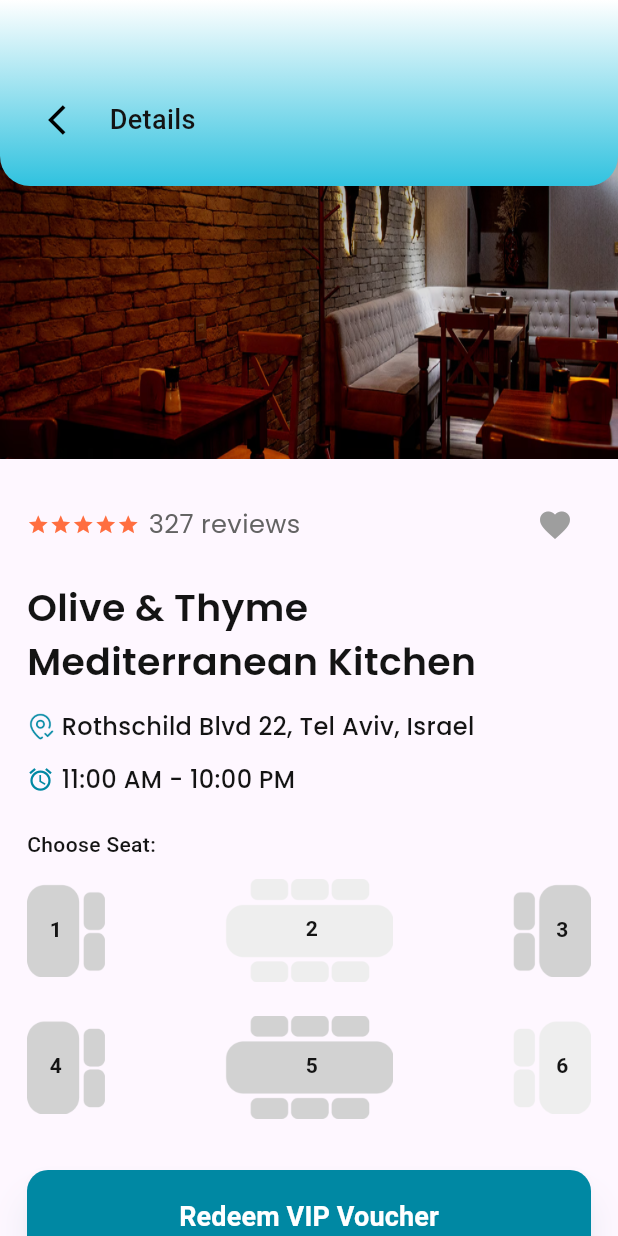
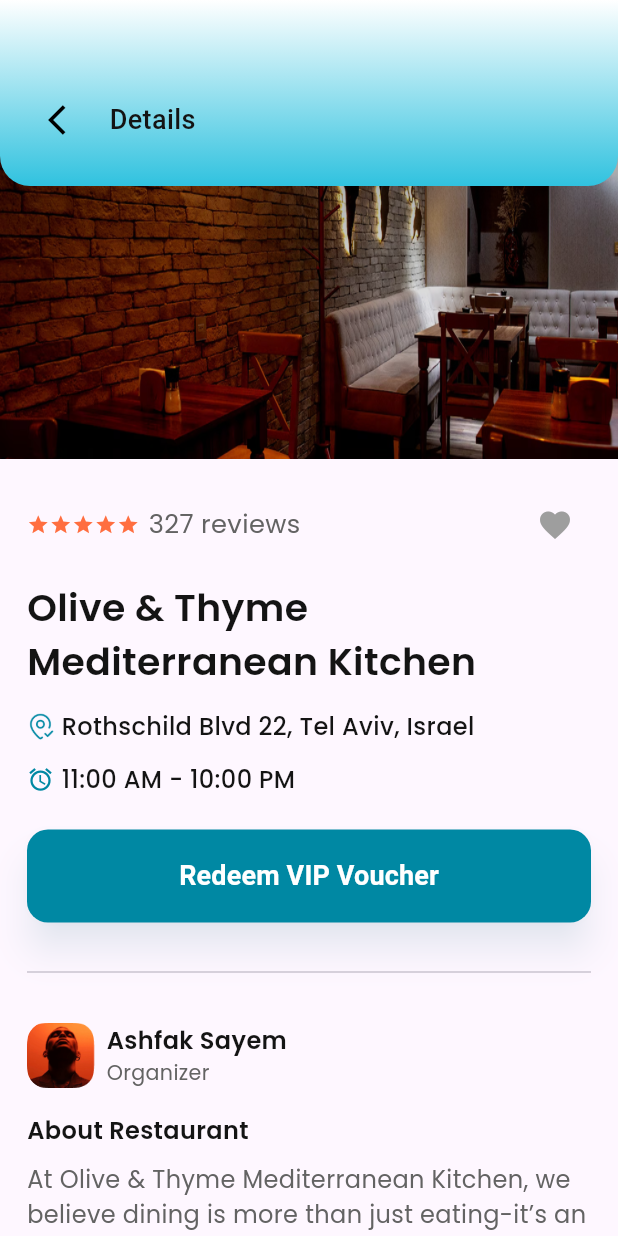
Before and after one commit to Dev-Ninjas-Backup/elad_giserman, a Flutter app: the screen it shows after launch, item 2 of the bottom bar chosen, after a tap on "View Details", on a phone screen of 412 x 824 dp. Run offline on Flutter 3.47's test engine with Material 3 defaults, Android fonts, the phone set to English and light mode, and no system bars; our stand-ins replace flutter_otp_text_field, flutter_screenutil, get, google_fonts, google_mobile_ads, share_plus and 1 more; network calls fail.

Commit message:
Changes done.

```diff
--- a/lib/features/home/home/widgets/popular_near_widget.dart
+++ b/lib/features/home/home/widgets/popular_near_widget.dart
@@ -3,6 +3,7 @@ import 'package:elad_giserman/core/common/widgets/custom_small_button.dart';
 import 'package:elad_giserman/core/utils/constants/colors.dart';
 import 'package:elad_giserman/core/utils/constants/icon_path.dart';
 import 'package:elad_giserman/features/home/details/screen/details_screen.dart';
+import 'package:elad_giserman/features/home/reservation/screen/reservation_screen.dart';
 import 'package:flutter/material.dart';
 import 'package:get/get.dart';
 
@@ -48,7 +49,7 @@ class PopularNearWidget extends StatelessWidget {
                 ),
                 child: Image.asset(
                   image,
-                  height: 130,
+                  height: 120,
                   width: Get.width,
                   fit: BoxFit.fill,
                 ),
@@ -163,9 +164,9 @@ class PopularNearWidget extends StatelessWidget {
           ),
           Spacer(),
           Padding(
-            padding: const EdgeInsets.symmetric(horizontal: 8, vertical: 10),
+            padding: const EdgeInsets.symmetric(horizontal: 8),
             child: CustomSmallButton(
-              text: 'reserve_seat'.tr,
+              text: 'View Details',
               onPressed: () {
                 Get.to(
                   DetailsScreen(
@@ -181,6 +182,23 @@ class PopularNearWidget extends StatelessWidget {
               fontColor: Colors.white,
             ),
           ),
+          SizedBox(height: 10),
+          Padding(
+            padding: const EdgeInsets.symmetric(horizontal: 8),
+            child: CustomSmallButton(
+              text: 'reserve_seat'.tr,
+              onPressed: () {
+                Get.to(
+                  () => ReservationScreen(image: image),
+                  transition: Transition.downToUp,
+                  duration: const Duration(milliseconds: 400),
+                );
+              },
+              buttonColor: AppColors.buttonColor,
+              fontColor: Colors.white,
+            ),
+          ),
+          SizedBox(height: 10),
         ],
       ),
     );
--- a/lib/features/home/reservation/screen/reservation_screen.dart
+++ b/lib/features/home/reservation/screen/reservation_screen.dart
@@ -3,7 +3,6 @@ import 'package:elad_giserman/core/common/widgets/custom_button.dart';
 import 'package:elad_giserman/core/utils/constants/colors.dart';
 import 'package:elad_giserman/features/home/reservation/controller/reservation_controller.dart';
 import 'package:elad_giserman/features/home/reservation/widget/reservation_dialog.dart';
-import 'package:elad_giserman/features/home/reservation/widget/seat_book_widget.dart';
 import 'package:elad_giserman/features/home/reservation/widget/select_date_tab.dart';
 import 'package:elad_giserman/features/home/reservation/widget/select_time_tab.dart';
 import 'package:flutter/material.dart';
@@ -114,7 +113,7 @@ class ReservationScreen extends StatelessWidget {
                       Align(
                         alignment: Alignment.centerLeft,
                         child: Text(
-                          'choose_seat'.tr,
+                          'Phone Number:',
                           style: TextStyle(
                             fontSize: 14,
                             fontWeight: FontWeight.w500,
@@ -122,25 +121,30 @@ class ReservationScreen extends StatelessWidget {
                           ),
                         ),
                       ),
-                      SizedBox(height: 13),
-                      SeatBookWidget(
-                        leftSeatNumber: 1,
-                        middleSeatNumber: 2,
-                        rightSeatNumber: 3,
-                        leftSeatColor: AppColors.color2,
-                        middleSeatColor: AppColors.color1,
-                        rightSeatColor: AppColors.color2,
+                      SizedBox(height: 8),
+                      TextField(
+                        controller: TextEditingController(),
+                        keyboardType: TextInputType.number,
+                        decoration: InputDecoration(
+                          hintText: 'Enter your phone number',
+                          hintStyle: const TextStyle(
+                            color: Color(0xFF636363),
+                            fontSize: 14,
+                            fontWeight: FontWeight.w400,
+                          ),
+                          filled: true,
+                          fillColor: AppColors.textFieldFillColor,
+                          border: OutlineInputBorder(
+                            borderRadius: BorderRadius.circular(12),
+                            borderSide: BorderSide.none,
+                          ),
+                          contentPadding: const EdgeInsets.symmetric(
+                            vertical: 16,
+                            horizontal: 16,
+                          ),
+                        ),
                       ),
-                      SizedBox(height: 22),
-                      SeatBookWidget(
-                        leftSeatNumber: 4,
-                        middleSeatNumber: 5,
-                        rightSeatNumber: 6,
-                        leftSeatColor: AppColors.color2,
-                        middleSeatColor: AppColors.color3,
-                        rightSeatColor: AppColors.color1,
-                      ),
-                      SizedBox(height: 247),
+                      SizedBox(height: 30),
                       CustomButton(
                         label: 'confirm_reservation'.tr,
                         onPressed: () {
--- a/lib/features/home/reservation/widget/seat_book_widget.dart
+++ b/lib/features/home/reservation/widget/seat_book_widget.dart
@@ -1,136 +1,136 @@
-import 'package:elad_giserman/core/utils/constants/colors.dart';
-import 'package:elad_giserman/core/utils/constants/icon_path.dart';
-import 'package:elad_giserman/features/home/reservation/controller/reservation_controller.dart';
-import 'package:flutter/material.dart';
-import 'package:get/get.dart';
+// import 'package:elad_giserman/core/utils/constants/colors.dart';
+// import 'package:elad_giserman/core/utils/constants/icon_path.dart';
+// import 'package:elad_giserman/features/home/reservation/controller/reservation_controller.dart';
+// import 'package:flutter/material.dart';
+// import 'package:get/get.dart';
 
-class SeatBookWidget extends StatelessWidget {
-  final int leftSeatNumber;
-  final int middleSeatNumber;
-  final int rightSeatNumber;
-  final Color leftSeatColor;
-  final Color middleSeatColor;
-  final Color rightSeatColor;
+// class SeatBookWidget extends StatelessWidget {
+//   final int leftSeatNumber;
+//   final int middleSeatNumber;
+//   final int rightSeatNumber;
+//   final Color leftSeatColor;
+//   final Color middleSeatColor;
+//   final Color rightSeatColor;
 
-  const SeatBookWidget({
-    super.key,
-    required this.leftSeatNumber,
-    required this.middleSeatNumber,
-    required this.rightSeatNumber,
-    required this.leftSeatColor,
-    required this.middleSeatColor,
-    required this.rightSeatColor,
-  });
+//   const SeatBookWidget({
+//     super.key,
+//     required this.leftSeatNumber,
+//     required this.middleSeatNumber,
+//     required this.rightSeatNumber,
+//     required this.leftSeatColor,
+//     required this.middleSeatColor,
+//     required this.rightSeatColor,
+//   });
 
-  @override
-  Widget build(BuildContext context) {
-    final ReservationController controller = Get.find<ReservationController>();
-    return Obx(
-      () => Row(
-        children: [
-          GestureDetector(
-            onTap: leftSeatColor == AppColors.color1
-                ? null
-                : () {
-                    controller.selectSeat(leftSeatNumber);
-                  },
-            child: Stack(
-              children: [
-                Image.asset(
-                  IconPath.leftSeat,
-                  height: 62,
-                  width: 52,
-                  color: leftSeatColor == AppColors.color1
-                      ? AppColors.color1
-                      : controller.selectedSeat.value == leftSeatNumber
-                      ? AppColors.color3
-                      : AppColors.color2,
-                ),
-                Positioned(
-                  top: 20,
-                  left: 15,
-                  child: Text(
-                    leftSeatNumber.toString(),
-                    style: TextStyle(
-                      fontSize: 14,
-                      fontWeight: FontWeight.w700,
-                      color: AppColors.primaryFontColor,
-                    ),
-                  ),
-                ),
-              ],
-            ),
-          ),
-          Spacer(),
-          GestureDetector(
-            onTap: middleSeatColor == AppColors.color1
-                ? null
-                : () {
-                    controller.selectSeat(middleSeatNumber);
-                  },
-            child: Stack(
-              children: [
-                Image.asset(
-                  IconPath.middleSeat,
-                  height: 69,
-                  width: 112,
-                  color: middleSeatColor == AppColors.color1
-                      ? AppColors.color1
-                      : controller.selectedSeat.value == middleSeatNumber
-                      ? AppColors.color3
-                      : AppColors.color2,
-                ),
-                Positioned(
-                  top: 23,
-                  right: 50,
-                  child: Text(
-                    middleSeatNumber.toString(),
-                    style: TextStyle(
-                      fontSize: 14,
-                      fontWeight: FontWeight.w700,
-                      color: AppColors.primaryFontColor,
-                    ),
-                  ),
-                ),
-              ],
-            ),
-          ),
-          Spacer(),
-          GestureDetector(
-            onTap: rightSeatColor == AppColors.color1
-                ? null
-                : () {
-                    controller.selectSeat(rightSeatNumber);
-                  },
-            child: Stack(
-              children: [
-                Image.asset(
-                  IconPath.rightSeat,
-                  height: 62,
-                  width: 52,
-                  color: rightSeatColor == AppColors.color1
-                      ? AppColors.color1
-                      : controller.selectedSeat.value == rightSeatNumber
-                      ? AppColors.color3
-                      : AppColors.color2,
-                ),
-                Positioned(
-                  top: 20,
-                  right: 15,
-                  child: Text(
-                    rightSeatNumber.toString(),
-                    style: TextStyle(
-                      fontSize: 14,
-                      fontWeight: FontWeight.w700,
-                      color: AppColors.primaryFontColor,
-                    ),
-                  ),
-                ),
-              ],
-            ),
-          ),
-        ],
-      ),
-    );
-  }
-}
+//   @override
+//   Widget build(BuildContext context) {
+//     final ReservationController controller = Get.find<ReservationController>();
+//     return Obx(
+//       () => Row(
+//         children: [
+//           GestureDetector(
+//             onTap: leftSeatColor == AppColors.color1
+//                 ? null
+//                 : () {
+//                     controller.selectSeat(leftSeatNumber);
+//                   },
+//             child: Stack(
+//               children: [
+//                 Image.asset(
+//                   IconPath.leftSeat,
+//                   height: 62,
+//                   width: 52,
+//                   color: leftSeatColor == AppColors.color1
+//                       ? AppColors.color1
+//                       : controller.selectedSeat.value == leftSeatNumber
+//                       ? AppColors.color3
+//                       : AppColors.color2,
+//                 ),
+//                 Positioned(
+//                   top: 20,
+//                   left: 15,
+//                   child: Text(
+//                     leftSeatNumber.toString(),
+//                     style: TextStyle(
+//                       fontSize: 14,
+//                       fontWeight: FontWeight.w700,
+//                       color: AppColors.primaryFontColor,
+//                     ),
+//                   ),
+//                 ),
+//               ],
+//             ),
+//           ),
+//           Spacer(),
+//           GestureDetector(
+//             onTap: middleSeatColor == AppColors.color1
+//                 ? null
+//                 : () {
+//                     controller.selectSeat(middleSeatNumber);
+//                   },
+//             child: Stack(
+//               children: [
+//                 Image.asset(
+//                   IconPath.middleSeat,
+//                   height: 69,
+//                   width: 112,
+//                   color: middleSeatColor == AppColors.color1
+//                       ? AppColors.color1
+//                       : controller.selectedSeat.value == middleSeatNumber
+//                       ? AppColors.color3
+//                       : AppColors.color2,
+//                 ),
+//                 Positioned(
+//                   top: 23,
+//                   right: 50,
+//                   child: Text(
+//                     middleSeatNumber.toString(),
+//                     style: TextStyle(
+//                       fontSize: 14,
+//                       fontWeight: FontWeight.w700,
+//                       color: AppColors.primaryFontColor,
+//                     ),
+//                   ),
+//                 ),
+//               ],
+//             ),
+//           ),
+//           Spacer(),
+//           GestureDetector(
+//             onTap: rightSeatColor == AppColors.color1
+//                 ? null
+//                 : () {
+//                     controller.selectSeat(rightSeatNumber);
+//                   },
+//             child: Stack(
+//               children: [
+//                 Image.asset(
+//                   IconPath.rightSeat,
+//                   height: 62,
+//                   width: 52,
+//                   color: rightSeatColor == AppColors.color1
+//                       ? AppColors.color1
+//                       : controller.selectedSeat.value == rightSeatNumber
+//                       ? AppColors.color3
+//                       : AppColors.color2,
+//                 ),
+//                 Positioned(
+//                   top: 20,
+//                   right: 15,
+//                   child: Text(
+//                     rightSeatNumber.toString(),
+//                     style: TextStyle(
+//                       fontSize: 14,
+//                       fontWeight: FontWeight.w700,
+//                       color: AppColors.primaryFontColor,
+//                     ),
+//                   ),
+//                 ),
+//               ],
+//             ),
+//           ),
+//         ],
+//       ),
+//     );
+//   }
+// }
--- a/lib/features/profile/my_reservation/screen/reservation_details.dart
+++ b/lib/features/profile/my_reservation/screen/reservation_details.dart
@@ -7,7 +7,6 @@ import 'package:elad_giserman/core/utils/constants/icon_path.dart';
 import 'package:elad_giserman/core/utils/constants/image_path.dart';
 import 'package:elad_giserman/features/home/details/controller/details_controller.dart';
 import 'package:elad_giserman/features/home/reservation/controller/reservation_controller.dart';
-import 'package:elad_giserman/features/home/reservation/widget/seat_book_widget.dart';
 import 'package:elad_giserman/features/profile/my_reservation/widget/vip_vouchar_dialog.dart';
 import 'package:flutter/material.dart';
 import 'package:get/get.dart';
@@ -137,36 +136,7 @@ class ReservationDetails extends StatelessWidget {
                     ],
                   ),
                   SizedBox(height: 22),
-                  Align(
-                    alignment: Alignment.centerLeft,
-                    child: Text(
-                      'choose_seat'.tr,
-                      style: TextStyle(
-                        fontSize: 14,
-                        fontWeight: FontWeight.w500,
-                        color: AppColors.primaryFontColor,
-                      ),
-                    ),
-                  ),
-                  SizedBox(height: 13),
-                  SeatBookWidget(
-                    leftSeatNumber: 1,
-                    middleSeatNumber: 2,
-                    rightSeatNumber: 3,
-                    leftSeatColor: AppColors.color2,
-                    middleSeatColor: AppColors.color1,
-                    rightSeatColor: AppColors.color2,
-                  ),
-                  SizedBox(height: 22),
-                  SeatBookWidget(
-                    leftSeatNumber: 4,
-                    middleSeatNumber: 5,
-                    rightSeatNumber: 6,
-                    leftSeatColor: AppColors.color2,
-                    middleSeatColor: AppColors.color3,
-                    rightSeatColor: AppColors.color1,
-                  ),
-                  SizedBox(height: 34),
+
                   CustomButton(
                     label: 'redeem_voucher'.tr,
                     onPressed: () {
```
